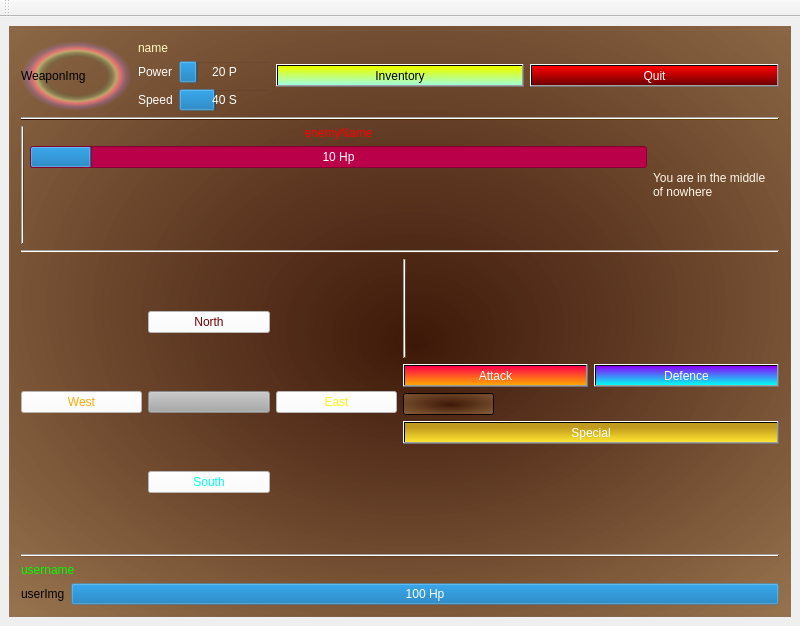
Qt form Planet_Invasion/gamescreen.ui (CS4076Rplay/CS4076) before a commit.
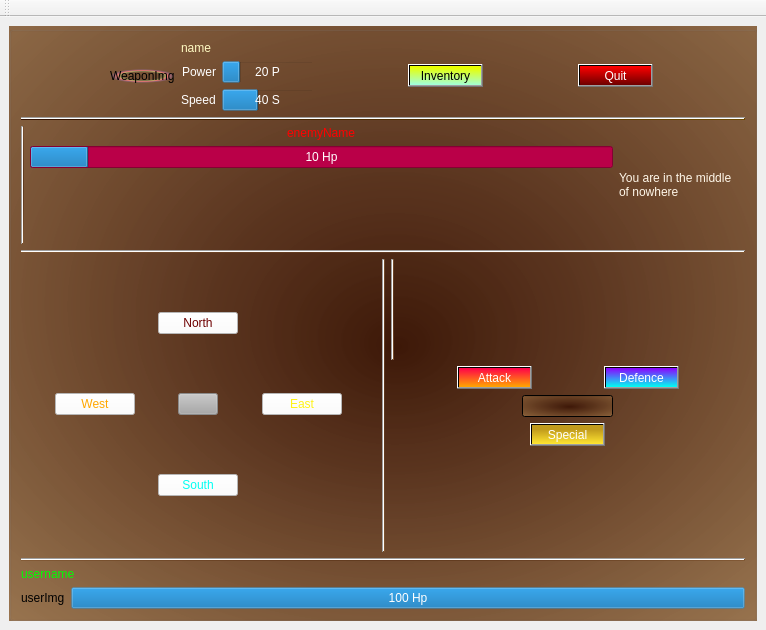
The same form after that commit. Icons and pictures are not drawn.

```diff
--- a/Planet_Invasion/gamescreen.ui
+++ b/Planet_Invasion/gamescreen.ui
@@ -6,8 +6,8 @@
    <rect>
     <x>0</x>
     <y>0</y>
-    <width>800</width>
-    <height>626</height>
+    <width>766</width>
+    <height>630</height>
    </rect>
   </property>
   <property name="windowTitle">
@@ -31,6 +31,12 @@
           <layout class="QHBoxLayout" name="horizontalLayout_3">
            <item>
             <widget class="QLabel" name="currentWeaponImg">
+             <property name="sizePolicy">
+              <sizepolicy hsizetype="Fixed" vsizetype="Fixed">
+               <horstretch>0</horstretch>
+               <verstretch>0</verstretch>
+              </sizepolicy>
+             </property>
              <property name="styleSheet">
               <string notr="true">background:transparent;
 background-color:qradialgradient(spread:pad, cx:0.5, cy:0.5, radius:0.5, fx:0.5, fy:0.5, stop:0 rgba(0, 0, 0, 0), stop:0.52 rgba(0, 0, 0, 0), stop:0.565 rgba(82, 121, 76, 33), stop:0.65 rgba(159, 235, 148, 64), stop:0.721925 rgba(255, 238, 150, 129), stop:0.77 rgba(255, 128, 128, 204), stop:0.89 rgba(191, 128, 255, 64), stop:1 rgba(0, 0, 0, 0))</string>
@@ -42,8 +48,17 @@
            </item>
            <item>
             <layout class="QVBoxLayout" name="verticalLayout_3">
+             <property name="sizeConstraint">
+              <enum>QLayout::SetFixedSize</enum>
+             </property>
              <item>
               <widget class="QLabel" name="currentWeaponName">
+               <property name="sizePolicy">
+                <sizepolicy hsizetype="Fixed" vsizetype="Fixed">
+                 <horstretch>0</horstretch>
+                 <verstretch>0</verstretch>
+                </sizepolicy>
+               </property>
                <property name="styleSheet">
                 <string notr="true">background:transparent;
 font: 14pt &quot;Modern No. 20&quot;;
@@ -56,8 +71,17 @@
              </item>
              <item>
               <layout class="QHBoxLayout" name="horizontalLayout_5">
-               <item>
+               <property name="sizeConstraint">
+                <enum>QLayout::SetFixedSize</enum>
+               </property>
+               <item alignment="Qt::AlignRight">
                 <widget class="QLabel" name="label_2">
+                 <property name="sizePolicy">
+                  <sizepolicy hsizetype="Fixed" vsizetype="Fixed">
+                   <horstretch>0</horstretch>
+                   <verstretch>0</verstretch>
+                  </sizepolicy>
+                 </property>
                  <property name="styleSheet">
                   <string notr="true">background:transparent;
 color:rgb(255, 255, 255)
@@ -96,8 +120,17 @@
              </item>
              <item>
               <layout class="QHBoxLayout" name="horizontalLayout_7">
+               <property name="sizeConstraint">
+                <enum>QLayout::SetFixedSize</enum>
+               </property>
                <item>
                 <widget class="QLabel" name="label_3">
+                 <property name="sizePolicy">
+                  <sizepolicy hsizetype="Fixed" vsizetype="Fixed">
+                   <horstretch>0</horstretch>
+                   <verstretch>0</verstretch>
+                  </sizepolicy>
+                 </property>
                  <property name="styleSheet">
                   <string notr="true">background:transparent;
 color:rgb(255, 255, 255)</string>
@@ -138,6 +171,12 @@
          </item>
          <item>
           <widget class="QPushButton" name="pushButton_2">
+           <property name="sizePolicy">
+            <sizepolicy hsizetype="Fixed" vsizetype="Fixed">
+             <horstretch>0</horstretch>
+             <verstretch>0</verstretch>
+            </sizepolicy>
+           </property>
            <property name="styleSheet">
             <string notr="true">background:transparent;
 background-color:qlineargradient(spread:pad, x1:0.0597015, y1:0.051, x2:0, y2:1, stop:0 rgba(232, 255, 0, 255), stop:1 rgba(159, 255, 226, 255));
@@ -163,6 +202,12 @@
          </item>
          <item>
           <widget class="QPushButton" name="pushButton">
+           <property name="sizePolicy">
+            <sizepolicy hsizetype="Fixed" vsizetype="Fixed">
+             <horstretch>0</horstretch>
+             <verstretch>0</verstretch>
+            </sizepolicy>
+           </property>
            <property name="styleSheet">
             <string notr="true">background:transparent;
 background-color:qlineargradient(spread:pad, x1:0, y1:0, x2:0, y2:1, stop:0 rgba(255, 0, 0, 255), stop:1 rgba(110, 0, 0, 255));
@@ -202,10 +247,10 @@
           <layout class="QVBoxLayout" name="verticalLayout_4">
            <item>
             <layout class="QVBoxLayout" name="verticalLayout_6">
-             <item>
+             <item alignment="Qt::AlignHCenter">
               <widget class="QLabel" name="enemyName">
                <property name="sizePolicy">
-                <sizepolicy hsizetype="Preferred" vsizetype="Fixed">
+                <sizepolicy hsizetype="Fixed" vsizetype="Fixed">
                  <horstretch>0</horstretch>
                  <verstretch>0</verstretch>
                 </sizepolicy>
@@ -777,13 +822,16 @@
         <layout class="QHBoxLayout" name="horizontalLayout_6">
          <item>
           <layout class="QGridLayout" name="gridLayout">
-           <item row="2" column="4">
+           <property name="sizeConstraint">
+            <enum>QLayout::SetFixedSize</enum>
+           </property>
+           <item row="2" column="4" alignment="Qt::AlignHCenter">
             <widget class="QPushButton" name="pushButton_3">
              <property name="enabled">
               <bool>false</bool>
              </property>
              <property name="sizePolicy">
-              <sizepolicy hsizetype="Ignored" vsizetype="Fixed">
+              <sizepolicy hsizetype="Fixed" vsizetype="Fixed">
                <horstretch>0</horstretch>
                <verstretch>0</verstretch>
               </sizepolicy>
@@ -800,8 +848,14 @@
              </property>
             </widget>
            </item>
-           <item row="0" column="4">
+           <item row="0" column="4" alignment="Qt::AlignHCenter">
             <widget class="QPushButton" name="north">
+             <property name="sizePolicy">
+              <sizepolicy hsizetype="Fixed" vsizetype="Fixed">
+               <horstretch>0</horstretch>
+               <verstretch>0</verstretch>
+              </sizepolicy>
+             </property>
              <property name="styleSheet">
               <string notr="true">background:transparent;
 font: 9pt &quot;Impact&quot;;
@@ -816,8 +870,14 @@
              </property>
             </widget>
            </item>
-           <item row="3" column="4">
+           <item row="3" column="4" alignment="Qt::AlignHCenter">
             <widget class="QPushButton" name="south">
+             <property name="sizePolicy">
+              <sizepolicy hsizetype="Fixed" vsizetype="Fixed">
+               <horstretch>0</horstretch>
+               <verstretch>0</verstretch>
+              </sizepolicy>
+             </property>
              <property name="styleSheet">
               <string notr="true">background:transparent;
 font: 9pt &quot;Impact&quot;;
@@ -832,8 +892,14 @@
              </property>
             </widget>
            </item>
-           <item row="2" column="5">
+           <item row="2" column="5" alignment="Qt::AlignLeft">
             <widget class="QPushButton" name="east">
+             <property name="sizePolicy">
+              <sizepolicy hsizetype="Fixed" vsizetype="Fixed">
+               <horstretch>0</horstretch>
+               <verstretch>0</verstretch>
+              </sizepolicy>
+             </property>
              <property name="styleSheet">
               <string notr="true">background:transparent;
 font: 9pt &quot;Impact&quot;;
@@ -848,8 +914,14 @@
              </property>
             </widget>
            </item>
-           <item row="2" column="3">
+           <item row="2" column="3" alignment="Qt::AlignRight">
             <widget class="QPushButton" name="west">
+             <property name="sizePolicy">
+              <sizepolicy hsizetype="Fixed" vsizetype="Fixed">
+               <horstretch>0</horstretch>
+               <verstretch>0</verstretch>
+              </sizepolicy>
+             </property>
              <property name="styleSheet">
               <string notr="true">background:transparent;
 font: 9pt &quot;Impact&quot;;
@@ -866,8 +938,18 @@
            </item>
           </layout>
          </item>
+         <item>
+          <widget class="Line" name="line_6">
+           <property name="orientation">
+            <enum>Qt::Vertical</enum>
+           </property>
+          </widget>
+         </item>
          <item>
           <layout class="QVBoxLayout" name="verticalLayout_7">
+           <property name="sizeConstraint">
+            <enum>QLayout::SetFixedSize</enum>
+           </property>
            <item>
             <widget class="Line" name="line_4">
              <property name="orientation">
@@ -882,6 +964,12 @@
                <property name="enabled">
                 <bool>true</bool>
                </property>
+               <property name="sizePolicy">
+                <sizepolicy hsizetype="Fixed" vsizetype="Fixed">
+                 <horstretch>0</horstretch>
+                 <verstretch>0</verstretch>
+                </sizepolicy>
+               </property>
                <property name="styleSheet">
                 <string notr="true">background:transparent;
 font: 9pt &quot;Impact&quot;;
@@ -912,6 +1000,12 @@
                <property name="enabled">
                 <bool>true</bool>
                </property>
+               <property name="sizePolicy">
+                <sizepolicy hsizetype="Fixed" vsizetype="Fixed">
+                 <horstretch>0</horstretch>
+                 <verstretch>0</verstretch>
+                </sizepolicy>
+               </property>
                <property name="styleSheet">
                 <string notr="true">background:transparent;
 font: 9pt &quot;Impact&quot;;
@@ -938,7 +1032,7 @@
              </item>
             </layout>
            </item>
-           <item>
+           <item alignment="Qt::AlignHCenter">
             <widget class="QProgressBar" name="specialTime">
              <property name="sizePolicy">
               <sizepolicy hsizetype="Fixed" vsizetype="Fixed">
@@ -954,10 +1048,10 @@
              </property>
             </widget>
            </item>
-           <item>
+           <item alignment="Qt::AlignHCenter">
             <widget class="QPushButton" name="special">
              <property name="sizePolicy">
-              <sizepolicy hsizetype="Minimum" vsizetype="Fixed">
+              <sizepolicy hsizetype="Fixed" vsizetype="Fixed">
                <horstretch>0</horstretch>
                <verstretch>0</verstretch>
               </sizepolicy>
@@ -975,6 +1069,12 @@
               <iconset resource="assets.qrc">
                <normaloff>:/Images/Characters/sw_ic.png</normaloff>:/Images/Characters/sw_ic.png</iconset>
              </property>
+             <property name="iconSize">
+              <size>
+               <width>35</width>
+               <height>35</height>
+              </size>
+             </property>
              <property name="shortcut">
               <string>S, Return</string>
              </property>
```
Left out of the diff: 16 changed lines with no effect on the pictures.
